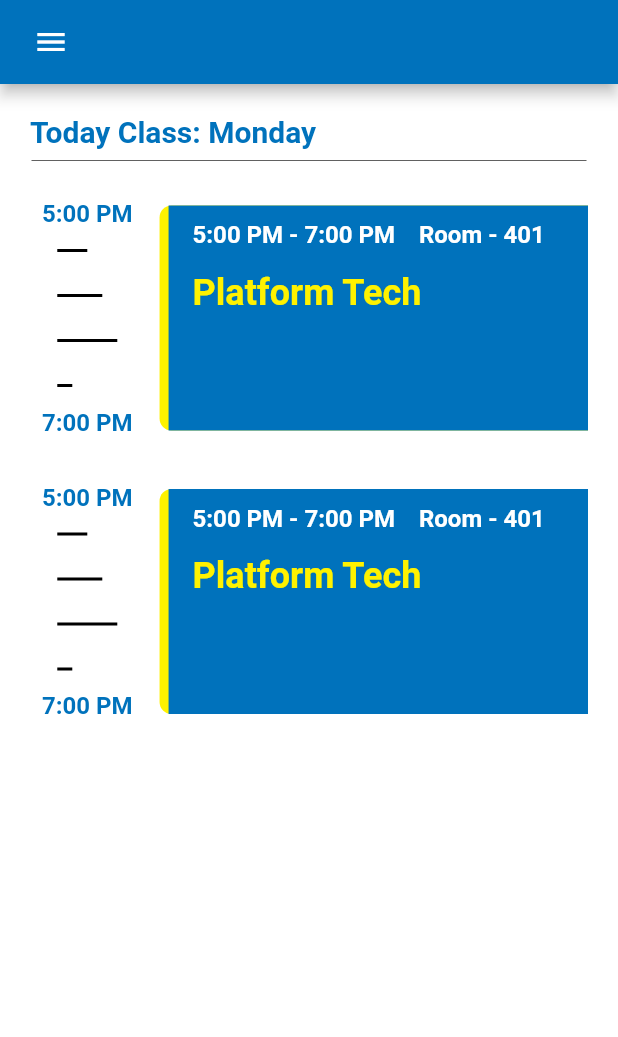
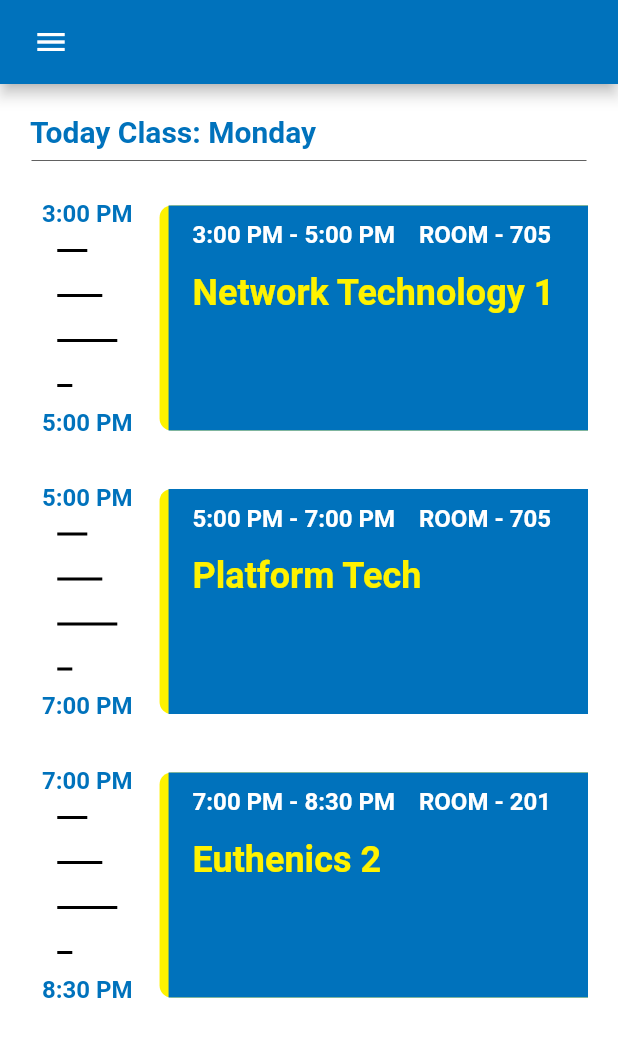
Before and after one commit to bryanken00/calendar, a Flutter app: the HomePage screen opened directly, on a phone screen of 412 x 824 dp. Shown: the top 1037 px of the screen. Run offline on Flutter 3.47's test engine with Material 2 defaults, Android fonts, the phone set to English and light mode, and no system bars; our stand-ins replace google_fonts, google_nav_bar, shared_preferences; accounts and stored records are empty.

Commit message:
Adding date model

```diff
--- a/lib/component/panel_generator.dart
+++ b/lib/component/panel_generator.dart
@@ -38,7 +38,7 @@ class _PanelGen extends State<PanelGen> {
                     children: <Widget>[
                       // Time
                       Text(
-                        '${sched![0]['start']}',
+                        '${sched![index]['start']}',
                         style: TextStyle(
                             color: color.stiColor,
                             fontSize: 16,
@@ -48,7 +48,7 @@ class _PanelGen extends State<PanelGen> {
                         lines: [20.0, 30.0, 40.0, 10.0],
                       ),
                       Text(
-                        '${sched![0]['end']}',
+                        '${sched![index]['end']}',
                         style: TextStyle(
                             color: color.stiColor,
                             fontSize: 16,
@@ -80,7 +80,7 @@ class _PanelGen extends State<PanelGen> {
                           Row(
                             children: <Widget>[
                               Text(
-                                '${sched![0]['start']} - ${sched![0]['end']}',
+                                '${sched![index]['start']} - ${sched![index]['end']}',
                                 style: TextStyle(
                                     color: color.white,
                                     fontSize: 16,
@@ -88,7 +88,7 @@ class _PanelGen extends State<PanelGen> {
                               ),
                               const VerticalDivider(),
                               Text(
-                                'Room - 401',
+                                '${sched![index]['room']}',
                                 style: TextStyle(
                                     color: color.white,
                                     fontSize: 16,
@@ -98,7 +98,7 @@ class _PanelGen extends State<PanelGen> {
                           ),
                           const SizedBox(height: 15),
                           Text(
-                            '${sched![0]['subject']}',
+                            '${sched![index]['subject']}',
                             style: TextStyle(
                                 color: color.stiBackground,
                                 fontSize: 24,
--- a/lib/models/date.dart
+++ b/lib/models/date.dart
@@ -1,40 +1,58 @@
 class MySchedule {
   final List<Map<String, dynamic>> monday = [
+    {
+      'start': '3:00 PM',
+      'end': '5:00 PM',
+      'subject': 'Network Technology 1',
+      'room': 'ROOM - 705',
+    },
     {
       'start': '5:00 PM',
       'end': '7:00 PM',
       'subject': 'Platform Tech',
-      'room': 'ROOM - 401',
+      'room': 'ROOM - 705',
     },
     {
       'start': '7:00 PM',
       'end': '8:30 PM',
       'subject': 'Euthenics 2',
-      'room': 'ROOM - 401',
+      'room': 'ROOM - 201',
     }
   ];
 
   final List<Map<String, dynamic>> tuesday = [
     {
+      'start': '4:00 PM',
+      'end': '7:00 PM',
+      'subject': 'Network Technology 1',
+      'room': 'ROOM - 413',
+    },
+    {
       'start': '7:00 PM',
       'end': '8:30 PM',
       'subject': 'Platform Tech',
-      'room': 'ROOM - 401',
-    },
+      'room': 'ROOM - 212',
+    }
   ];
 
   final List<Map<String, dynamic>> wednesday = [
     {
+      'start': '4:30 PM',
+      'end': '5:30 PM',
+      'subject': 'Technopreneurship',
+      'room': 'ROOM - 506',
+    },
+    {
       'start': '5:30 PM',
       'end': '7:00 PM',
       'subject': 'Systems Tech',
-      'room': 'ROOM - 401',
+      'room': 'ROOM - 506',
     },
     {
       'start': '7:00 PM',
       'end': '8:30 PM',
-      'subject': 'Soft Assurance',
-      'room': 'ROOM - 401',
+      'subject': 'Software Quality Assurance',
+      'room': 'ROOM - 506',
     },
   ];
 
@@ -43,19 +61,19 @@ class MySchedule {
       'start': '10:00 AM',
       'end': '1:00 PM',
       'subject': 'CS Thesis 2',
-      'room': 'ROOM - 401',
+      'room': 'ROOM - 509',
     },
     {
       'start': '3:00 PM',
       'end': '5:00 PM',
       'subject': 'CS Thesis 2',
-      'room': 'ROOM - 401',
+      'room': 'ROOM - 705',
     },
     {
       'start': '5:00 PM',
       'end': '7:00 PM',
       'subject': 'Info Assurance',
-      'room': 'ROOM - 401',
+      'room': 'ROOM - 705',
     },
   ];
 
@@ -64,30 +82,43 @@ class MySchedule {
       'start': '4:00 PM',
       'end': '7:00 PM',
       'subject': 'Info Assurance',
-      'room': 'ROOM - 401',
+      'room': 'ROOM - 413',
     },
     {
       'start': '7:00 PM',
       'end': '8:30 PM',
       'subject': 'Platform Tech',
-      'room': 'ROOM - 401',
+      'room': 'ROOM - 212',
     },
   ];
 
   final List<Map<String, dynamic>> saturday = [
     {
+      'start': '4:00 PM',
+      'end': '5:30 PM',
+      'subject': 'Systems Tech',
+      'room': 'ROOM - 506',
+    },
+    {
       'start': '5:30 PM',
       'end': '7:00 PM',
       'subject': 'Systems Tech',
-      'room': 'ROOM - 401',
+      'room': 'ROOM - 506',
     },
     {
       'start': '7:00 PM',
       'end': '8:30 PM',
-      'subject': 'Soft Assurance',
-      'room': 'ROOM - 401',
+      'subject': 'Software Quality Assurance',
+      'room': 'ROOM - 506',
     },
   ];
 
-  final List<Map<String, dynamic>> sunday = [];
+  final List<Map<String, dynamic>> sunday = [
+    {
+      'start': '12:00 AM',
+      'end': '12:00 AM',
+      'subject': 'Mag pahinga kanaman masyado kana masipag haha',
+      'room': 'BAHAY',
+    },
+  ];
 }
--- a/lib/pages/calendar_page.dart
+++ b/lib/pages/calendar_page.dart
@@ -19,6 +19,7 @@ class _CalendarPage extends State<CalendarPage> {
   void setDate() {
     DateTime now = DateTime.now();
     int currentDayOfWeek = now.weekday;
+    // dataSched = mySched.sunday;
 
     if (currentDayOfWeek == 1) {
       dataSched = mySched.monday;
@@ -52,8 +53,9 @@ class _CalendarPage extends State<CalendarPage> {
 
   @override
   Widget build(BuildContext context) {
-    return Container(
-      color: color.white,
+    return SingleChildScrollView(
+      child: Container(
+        color: Colors.white,
         child: Padding(
           padding: const EdgeInsets.all(20),
           child: Column(
@@ -69,7 +71,7 @@ class _CalendarPage extends State<CalendarPage> {
                 ),
               ),
 
-            // Divier
+              // Divider
               Container(
                 padding: const EdgeInsets.only(left: 1, right: 1, bottom: 10),
                 child: Divider(
@@ -82,6 +84,7 @@ class _CalendarPage extends State<CalendarPage> {
             ],
           ),
         ),
+      ),
     );
   }
 }
```
Also changed, not shown: 1 other file. Lines whose indentation alone changed are shown as unchanged.
